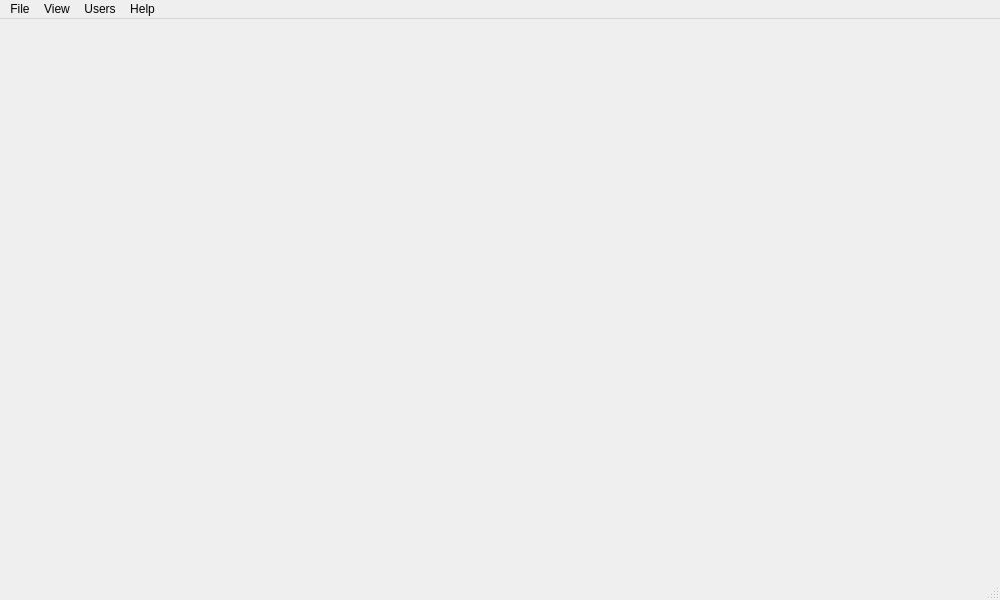
Qt form zapzap/view/main_window.ui (rafatosta/zapzap) before a commit.
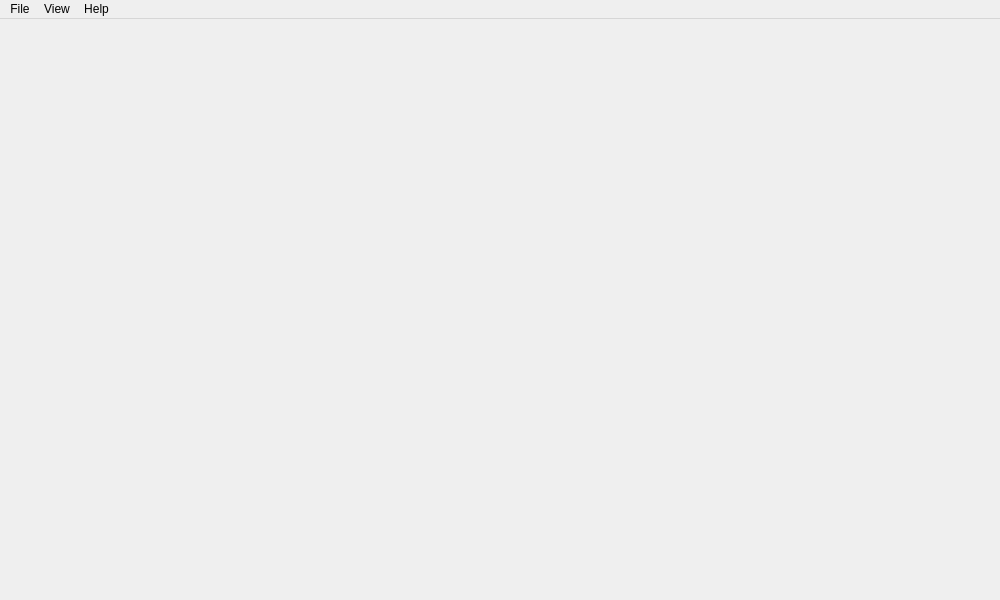
The same form after that commit.

Diff of the .ui file:
```diff
--- a/zapzap/view/main_window.ui
+++ b/zapzap/view/main_window.ui
@@ -85,13 +85,6 @@
     <addaction name="actionToggle_Darck_Mode"/>
     <addaction name="actionAuto_hide_menu_bar"/>
    </widget>
-   <widget class="QMenu" name="menuUsers">
-    <property name="title">
-     <string>Users</string>
-    </property>
-    <addaction name="actionAdd_new_user"/>
-    <addaction name="separator"/>
-   </widget>
    <widget class="QMenu" name="menuHelp">
     <property name="title">
      <string>Help</string>
@@ -104,10 +97,8 @@
    </widget>
    <addaction name="menuFile"/>
    <addaction name="menuView"/>
-   <addaction name="menuUsers"/>
    <addaction name="menuHelp"/>
   </widget>
-  <widget class="QStatusBar" name="statusbar"/>
   <action name="actionSettings">
    <property name="text">
     <string>Settings</string>
```
Left out of the diff: 13 changed lines with no effect on the pictures.
